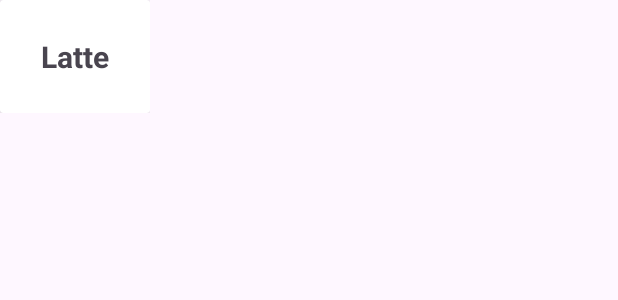
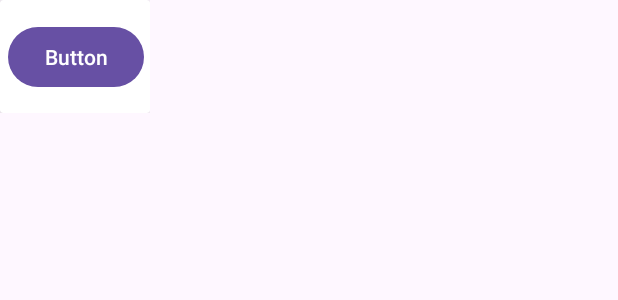
Before and after one commit to AhmetBugraKaplan/CoffeProject2, an Android app: the layout card_design_coffe_name.xml on its own in the app's theme, with its tools: preview values and no code run, on a phone screen of 412 x 824 dp. Shown: the top 300 px of the screen. Run offline under Robolectric (Android 15) with nearby library versions, the phone set to English and light mode, and no system bars.

```diff
--- a/app/src/main/res/layout/card_design_coffe_name.xml
+++ b/app/src/main/res/layout/card_design_coffe_name.xml
@@ -13,23 +13,15 @@
             android:layout_width="match_parent"
             android:layout_height="match_parent">
 
-            <TextView
-                android:id="@+id/textViewCoffeName"
+            <Button
+                android:id="@+id/buttonCaffeType"
                 android:layout_width="wrap_content"
                 android:layout_height="wrap_content"
-                android:layout_marginStart="21dp"
-                android:layout_marginTop="28dp"
-                android:layout_marginEnd="21dp"
-                android:layout_marginBottom="28dp"
-                android:text="Latte"
-                android:textSize="20sp"
-                android:textStyle="bold"
+                android:layout_marginEnd="4dp"
+                android:text="Button"
                 app:layout_constraintBottom_toBottomOf="parent"
                 app:layout_constraintEnd_toEndOf="parent"
-                app:layout_constraintHorizontal_bias="0.5"
-                app:layout_constraintStart_toStartOf="parent"
-                app:layout_constraintTop_toTopOf="parent"
-                app:layout_constraintVertical_bias="0.5" />
+                app:layout_constraintTop_toTopOf="parent" />
         </androidx.constraintlayout.widget.ConstraintLayout>
     </androidx.cardview.widget.CardView>
 </LinearLayout>
```
Also changed, not shown: app/src/main/java/com/example/coffeproject2/adapters/CoffeNameAdapter.kt (+13 -6 lines), app/src/main/java/com/example/coffeproject2/fragments/HomeScreen.kt (+25 -13 lines).
